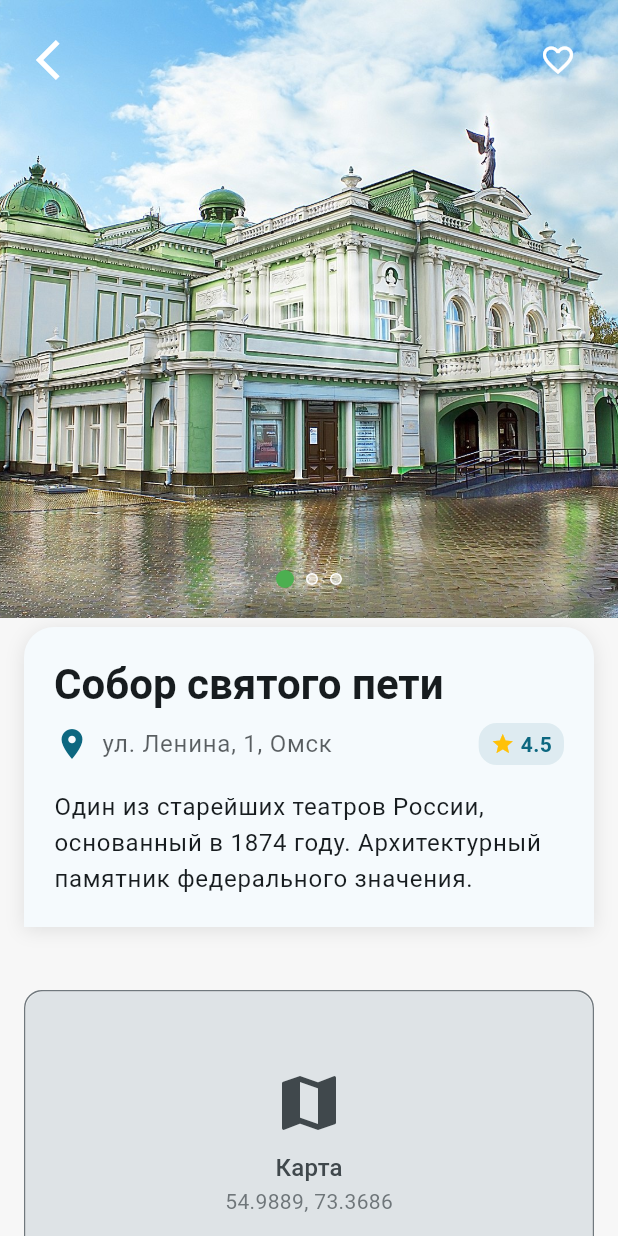
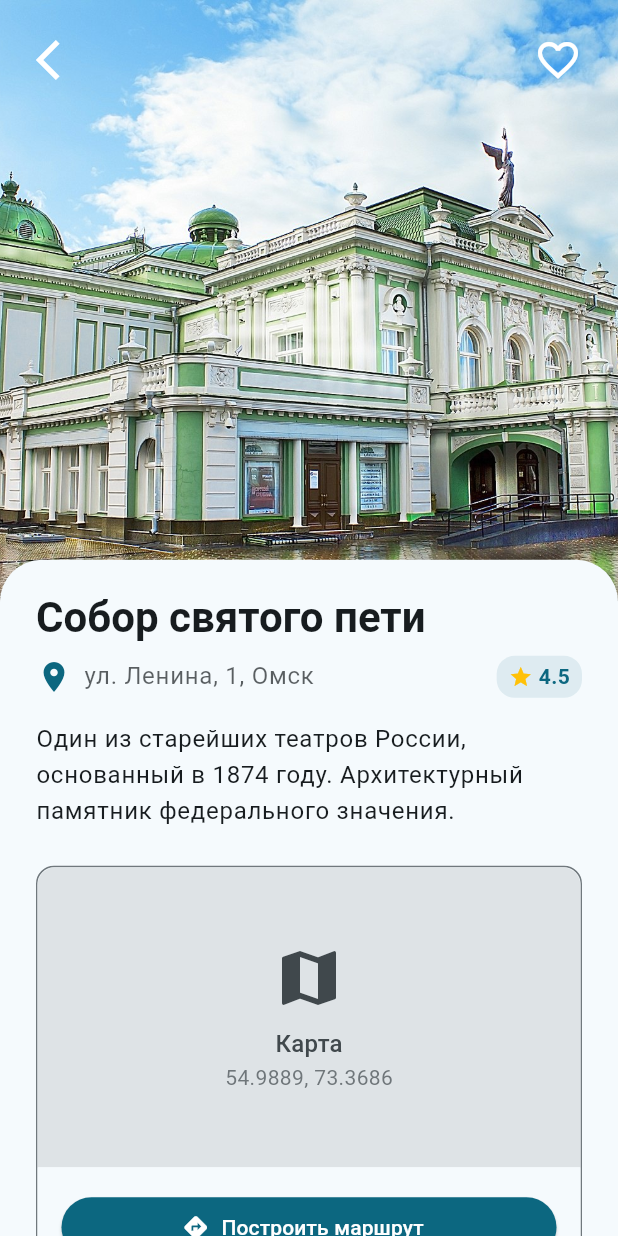
Before and after one commit to Chaizee/Travel_guide_project, a Flutter app: the PlaceDetailPage screen opened directly with sample values from the repository, on a phone screen of 412 x 824 dp. Run offline on Flutter 3.47's test engine with Material 3 defaults, Android fonts, the phone set to English and light mode, and no system bars; our stand-ins replace shared_preferences; accounts and stored records are empty; Roboto replaces fonts that are missing (Raleway).

Commit message:
chore: update visual places details

```diff
--- a/lib/screens/place_detail_page.dart
+++ b/lib/screens/place_detail_page.dart
@@ -29,23 +29,59 @@ class _PlaceDetailPageState extends State<PlaceDetailPage> {
   @override
   Widget build(BuildContext context) {
     final theme = Theme.of(context);
+    final mediaQuery = MediaQuery.of(context);
+    final imageHeight = mediaQuery.size.height * 0.55;
+    const overlap = 80.0;
 
     return Scaffold(
-      backgroundColor: theme.scaffoldBackgroundColor,
-      body: Column(
+      backgroundColor: theme.colorScheme.surface,
+      body: Stack(
         children: [
-          _buildImage(context),
-          Expanded(
+          Positioned.fill(
+            child: Container(color: theme.scaffoldBackgroundColor),
+          ),
+          Positioned(
+            top: 0,
+            left: 0,
+            right: 0,
+            child: _buildImage(context, imageHeight),
+          ),
+          Positioned(
+            top: imageHeight - overlap,
+            left: 0,
+            right: 0,
+            bottom: 0,
+            child: Container(
+              decoration: BoxDecoration(
+                color: theme.colorScheme.surface,
+                borderRadius: const BorderRadius.only(
+                  topLeft: Radius.circular(28),
+                  topRight: Radius.circular(28),
+                ),
+                boxShadow: [
+                  BoxShadow(
+                    color: Colors.black.withValues(alpha: 0.1),
+                    blurRadius: 18,
+                    offset: const Offset(0, -4),
+                  ),
+                ],
+              ),
+              child: ClipRRect(
+                borderRadius: const BorderRadius.only(
+                  topLeft: Radius.circular(28),
+                  topRight: Radius.circular(28),
+                ),
                 child: SingleChildScrollView(
+                  padding: EdgeInsets.fromLTRB(24, overlap - 60, 24, mediaQuery.padding.bottom + 32),
                   child: Column(
                     crossAxisAlignment: CrossAxisAlignment.start,
                     children: [
-                  Transform.translate(
-                    offset: const Offset(0, -10),
-                    child: _buildContent(context),
-                  ),
+                      _buildInfoSection(context),
+                      const SizedBox(height: 24),
                       _buildMapSection(context),
                     ],
+                  ),
+                ),
               ),
             ),
           ),
@@ -55,9 +91,9 @@ class _PlaceDetailPageState extends State<PlaceDetailPage> {
   }
 
 
-  Widget _buildImage(BuildContext context) {
+  Widget _buildImage(BuildContext context, double height) {
     return SizedBox(
-      height: MediaQuery.of(context).size.height * 0.5, // Растягиваем до половины экрана
+      height: height,
       width: double.infinity,
       child: Stack(
         children: [
@@ -109,6 +145,7 @@ class _PlaceDetailPageState extends State<PlaceDetailPage> {
                   ),
                   const Spacer(),
                   IconButton(
+                    iconSize: 32,
                     icon: Icon(
                       _isFavorite ? Icons.favorite : Icons.favorite_border,
                       color: _isFavorite ? Colors.red : Colors.white,
@@ -157,26 +194,9 @@ class _PlaceDetailPageState extends State<PlaceDetailPage> {
     );
   }
 
-  Widget _buildContent(BuildContext context) {
+  Widget _buildInfoSection(BuildContext context) {
     final theme = Theme.of(context);
-    return Container(
-      margin: const EdgeInsets.all(16),
-      padding: const EdgeInsets.all(20),
-      decoration: BoxDecoration(
-        color: theme.colorScheme.surface,
-        borderRadius: const BorderRadius.only(
-          topLeft: Radius.circular(20),
-          topRight: Radius.circular(20),
-        ), // Закругленные края только сверху
-        boxShadow: [
-          BoxShadow(
-            color: Colors.black.withValues(alpha: 0.1),
-            blurRadius: 10,
-            offset: const Offset(0, 2),
-          ),
-        ],
-      ),
-      child: Column(
+    return Column(
       crossAxisAlignment: CrossAxisAlignment.start,
       children: [
         Text(
@@ -235,7 +255,6 @@ class _PlaceDetailPageState extends State<PlaceDetailPage> {
           style: theme.textTheme.bodyLarge,
         ),
       ],
-      ),
     );
   }
 
@@ -243,7 +262,6 @@ class _PlaceDetailPageState extends State<PlaceDetailPage> {
   Widget _buildMapSection(BuildContext context) {
     final theme = Theme.of(context);
     return Container(
-      margin: const EdgeInsets.all(16),
       decoration: BoxDecoration(
         borderRadius: BorderRadius.circular(12),
         border: Border.all(color: theme.colorScheme.outline),
```
Lines whose indentation alone changed are shown as unchanged.
